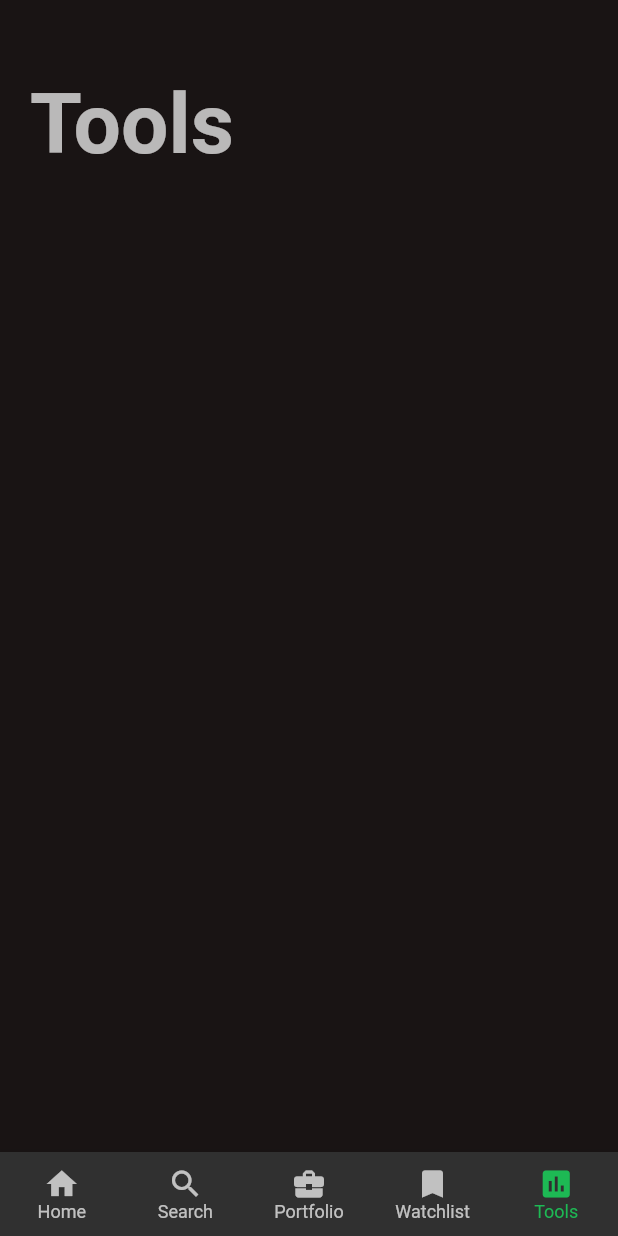
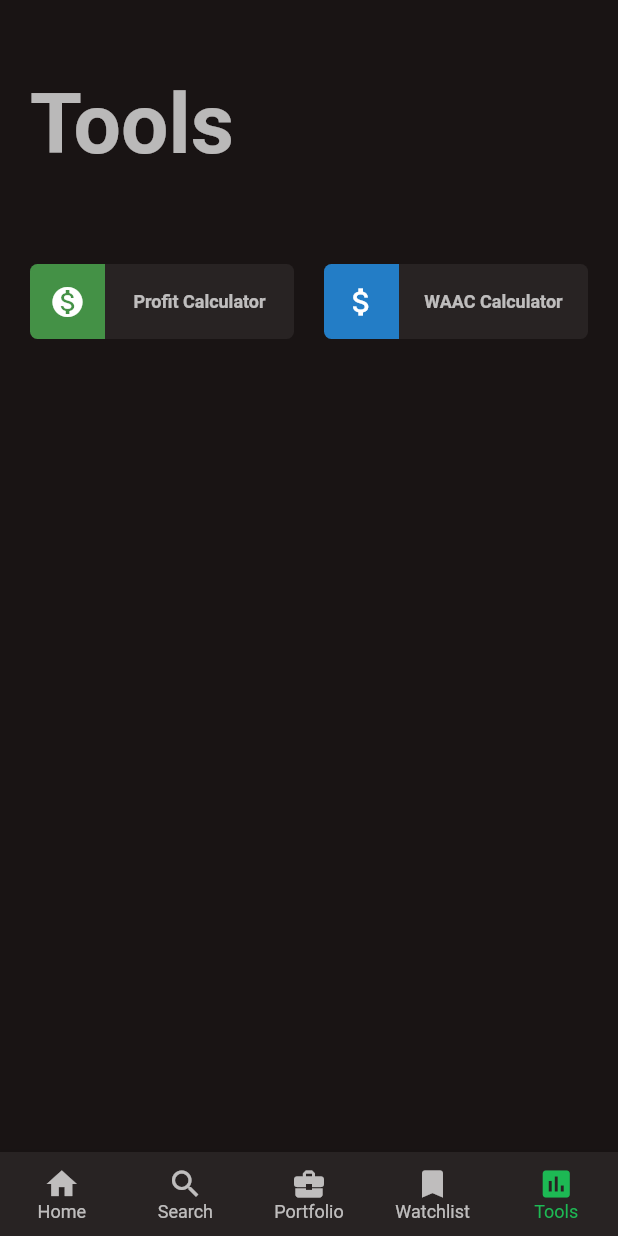
Before and after one commit to joshisijan/nepal_stock, a Flutter app: the screen it shows after launch, item 5 of the bottom bar chosen, on a phone screen of 412 x 824 dp. Run offline on Flutter 3.47's test engine with Material 2 defaults, Android fonts, the phone set to English and light mode, and no system bars.

Commit message:
design of tools list

```diff
--- a/lib/config/palette.dart
+++ b/lib/config/palette.dart
@@ -6,4 +6,5 @@ class Palette{
   static final Color black = Color.fromRGBO(25, 20, 20, 1);
   static final Color darkGreen = Color.fromRGBO(29, 185, 84, 1);
   static final Color lightGreen = Color.fromRGBO(30, 215, 96, 1);
+  static final Color lightBlack = Color.fromRGBO(40, 35, 35, 1);
 }
--- a/lib/screens/home_screen.dart
+++ b/lib/screens/home_screen.dart
@@ -1,5 +1,6 @@
 import 'package:flutter/material.dart';
 import '../tabs/tabs.dart';
+import '../config/palette.dart';
 
 
 class HomeScreen extends StatefulWidget {
@@ -32,6 +33,7 @@ class _HomeScreenState extends State<HomeScreen> {
             currentIndex: _currentIndex,
             type: BottomNavigationBarType.fixed,
             selectedFontSize: Theme.of(context).textTheme.caption.fontSize,
+            backgroundColor: Palette.lightBlack,
             items: [
               BottomNavigationBarItem(
                 icon: Icon(Icons.home),
--- a/lib/tabs/tools.dart
+++ b/lib/tabs/tools.dart
@@ -1,5 +1,6 @@
 import 'package:flutter/material.dart';
 import '../widgets/widgets.dart';
+import '../config/palette.dart';
 
 class ToolsTab extends StatelessWidget {
   @override
@@ -18,6 +19,28 @@ class ToolsTab extends StatelessWidget {
             ),
           ),
         ),
+        DoubledList(
+          children: [
+            DoubledListItem(
+              icon: Icons.monetization_on,
+              iconBackgroundColor: Colors.green,
+              iconColor: Palette.white,
+              title: 'Profit Calculator',
+              onPressed: (){
+
+              },
+            ),
+            DoubledListItem(
+              icon: Icons.attach_money,
+              iconBackgroundColor: Colors.blue,
+              iconColor: Palette.white,
+              title: 'WAAC Calculator',
+              onPressed: (){
+
+              },
+            ),
+          ],
+        ),
       ],
     );
   }
--- a/lib/widgets/doubled_list.dart
+++ b/lib/widgets/doubled_list.dart
@@ -1,31 +1,97 @@
 import 'package:flutter/material.dart';
-
+import '../config/palette.dart';
 
 
 class DoubledList extends StatelessWidget {
 
-  final bool noSecond;
-  final String title1;
-  final Function onPressed1;
-  final IconData icon1;
-  final String title2;
-  final Function onPressed2;
-  final IconData icon2;
+  final List<DoubledListItem> children;
 
   const DoubledList({
     Key key,
-    this.noSecond = true,
-    @required this.title1,
-    @required this.onPressed1,
-    @required this.icon1,
-    this.title2,
-    this.onPressed2,
-    this.icon2,
+    this.children,
   }) : super(key: key);
-
 
   @override
   Widget build(BuildContext context) {
-    return Container();
+    return Container(
+      child: Padding(
+        padding: const EdgeInsets.symmetric(horizontal: 10.0),
+        child: Wrap(
+          children: this.children,
+        ),
+      ),
+    );
   }
 }
+
+
+
+class DoubledListItem extends StatelessWidget{
+  final String title;
+  final IconData icon;
+  final Color iconColor;
+  final Color iconBackgroundColor;
+  final Function onPressed;
+
+  DoubledListItem({
+    @required this.title,
+    @required  this.icon,
+    @required this.iconBackgroundColor,
+    @required this.iconColor,
+    @required this.onPressed
+  });
+
+  @override
+  Widget build(BuildContext context) {
+
+    return Container(
+      margin: EdgeInsets.all(10.0),
+      decoration: BoxDecoration(
+        color: Palette.lightBlack,
+        borderRadius: BorderRadius.circular(5.0),
+      ),
+      height: 50.0,
+      width: MediaQuery.of(context).size.width / 2 - 30.0,
+      child: RawMaterialButton(
+        onPressed: this.onPressed,
+        child: Row(
+          children: [
+            Container(
+              width: 50.0,
+              height: 50.0,
+              decoration: BoxDecoration(
+                borderRadius: BorderRadius.only(
+                  topLeft: Radius.circular(5.0),
+                  bottomLeft: Radius.circular(5.0),
+                ),
+                color: this.iconBackgroundColor.withAlpha(200),
+              ),
+              child: Icon(this.icon,color: this.iconColor,),
+            ),
+            Expanded(
+              child: Container(
+                height: 50.0,
+                child: Column(
+                  mainAxisAlignment: MainAxisAlignment.center,
+                  children: [
+                    Padding(
+                      padding: const EdgeInsets.symmetric(horizontal: 5.0),
+                      child: Text(
+                        this.title,
+                        style: Theme.of(context).textTheme.caption.copyWith(
+                          fontWeight: FontWeight.bold,
+                        ),
+                      ),
+                    ),
+                  ],
+                ),
+              ),
+            ),
+          ],
+        ),
+      ),
+    );
+
+  }
+
+}
```
